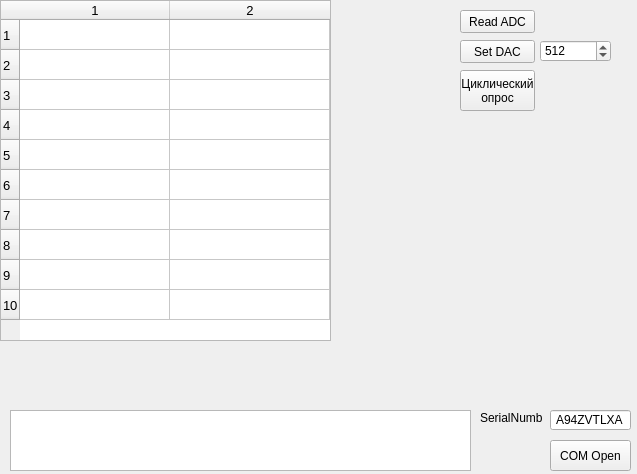
Above: oai_dd_pk.ui from a-styuf/oai_dd_pk before the change. Below: the same form after it.
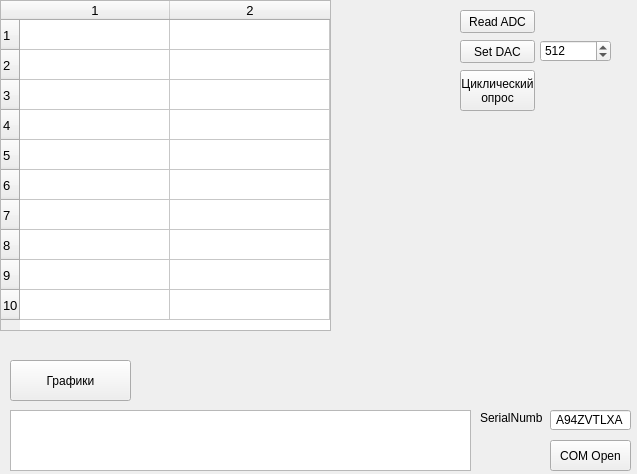
That is the form after the change.

What changed in the file:
```diff
--- a/oai_dd_pk.ui
+++ b/oai_dd_pk.ui
@@ -97,7 +97,7 @@
      <x>0</x>
      <y>0</y>
      <width>331</width>
-     <height>341</height>
+     <height>331</height>
     </rect>
    </property>
    <property name="sizePolicy">
@@ -181,6 +181,25 @@
     <bool>false</bool>
    </property>
   </widget>
+  <widget class="QPushButton" name="GraphButton">
+   <property name="geometry">
+    <rect>
+     <x>10</x>
+     <y>360</y>
+     <width>121</width>
+     <height>41</height>
+    </rect>
+   </property>
+   <property name="text">
+    <string>Графики</string>
+   </property>
+   <property name="checkable">
+    <bool>true</bool>
+   </property>
+   <property name="autoRepeat">
+    <bool>false</bool>
+   </property>
+  </widget>
  </widget>
  <resources/>
  <connections/>
```
